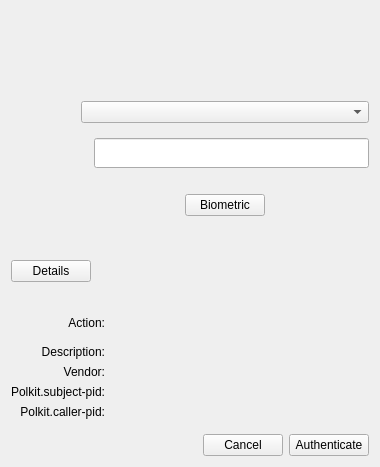
The window that polkit-agent/src/mainwindow.ui (ukui/ukui-biometric-manager) describes before a commit, drawn with Qt 5.
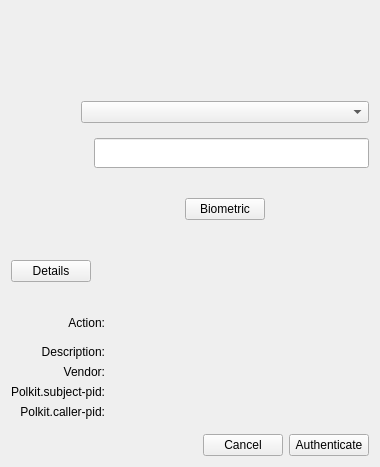
The same window after the commit.

```diff
--- a/polkit-agent/src/mainwindow.ui
+++ b/polkit-agent/src/mainwindow.ui
@@ -82,6 +82,12 @@
      </item>
      <item row="3" column="1">
       <widget class="QWidget" name="widgetPasswdAuth" native="true">
+       <property name="minimumSize">
+        <size>
+         <width>0</width>
+         <height>100</height>
+        </size>
+       </property>
        <layout class="QVBoxLayout" name="verticalLayout">
         <property name="leftMargin">
          <number>0</number>
```
